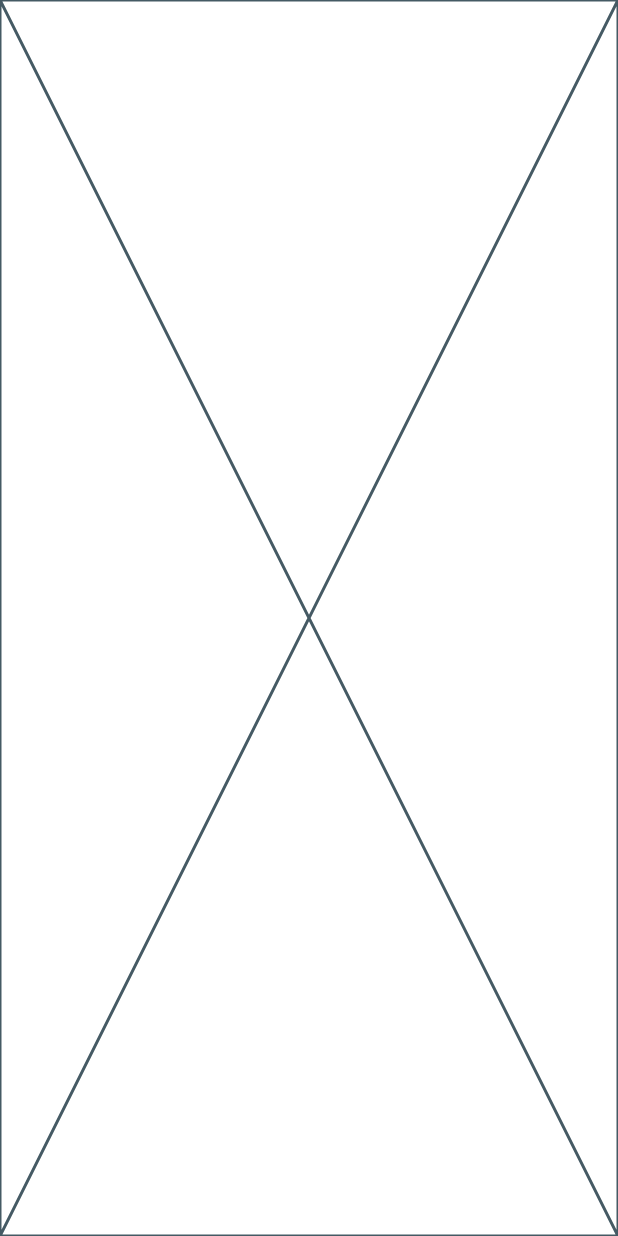
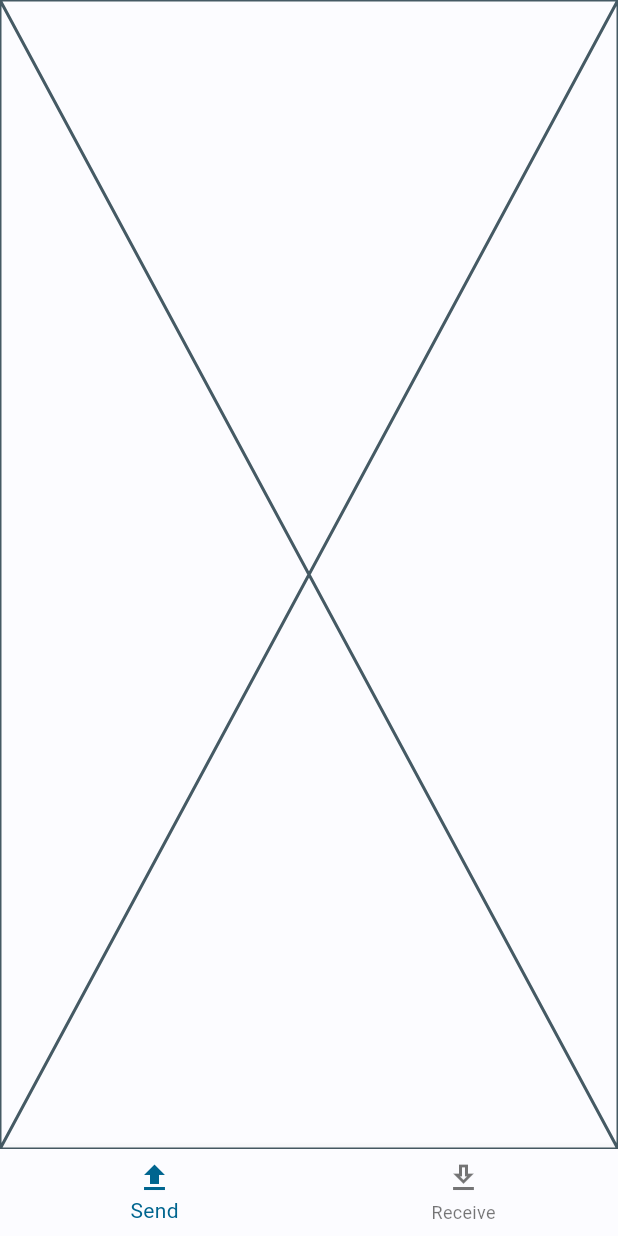
Before and after one commit to ZeroBlueXYZ/FileDirect, a Flutter app: the screen it shows after launch, on a phone screen of 412 x 824 dp. Run offline on Flutter 3.47's test engine with Material 2 defaults, Android fonts, the phone set to English and light mode, and no system bars; missing offline and left inert: http_interceptor; generated files the repository leaves out were written again.

Commit message:
Add home screen layout

```diff
--- a/lib/app.dart
+++ b/lib/app.dart
@@ -3,6 +3,7 @@ import 'package:flutter/material.dart';
 import 'package:flutter_gen/gen_l10n/app_localizations.dart';
 
 import 'package:anysend/color_schemes.g.dart';
+import 'package:anysend/view/screen/home.dart';
 
 class App extends StatelessWidget {
   const App({super.key});
@@ -15,7 +16,7 @@ class App extends StatelessWidget {
       onGenerateTitle: (context) => AppLocalizations.of(context)!.appName,
       localizationsDelegates: AppLocalizations.localizationsDelegates,
       supportedLocales: AppLocalizations.supportedLocales,
-      home: const Placeholder(),
+      home: const HomeScreen(),
     );
   }
 }
--- a/lib/l10n/app_en.arb
+++ b/lib/l10n/app_en.arb
@@ -2,5 +2,13 @@
   "appName": "AnySend",
   "@appName": {
     "description": "app name"
+  },
+  "homeNavigationItemSend": "Send",
+  "@homeNavigationItemSend": {
+    "description": "label of the navigation item"
+  },
+  "homeNavigationItemReceive": "Receive",
+  "@homeNavigationItemReceive": {
+    "description": "label of the navigation item"
   }
 }
--- a/lib/l10n/app_zh.arb
+++ b/lib/l10n/app_zh.arb
@@ -1,3 +1,5 @@
 {
-  "appName": "AnySend"
+  "appName": "AnySend",
+  "homeNavigationItemSend": "发送",
+  "homeNavigationItemReceive": "接收"
 }
--- /dev/null
+++ b/lib/model/job_state.dart
@@ -0,0 +1,32 @@
+import 'package:flutter/material.dart';
+
+enum JobState {
+  ready,
+  waitingForSenderToAccept,
+  receiving,
+  received,
+  waitingForReceiverToConnect,
+  sending,
+  sent,
+}
+
+class JobStateModel extends ChangeNotifier {
+  JobState _state = JobState.ready;
+
+  JobState get value => _state;
+
+  set value(JobState state) {
+    _state = state;
+    notifyListeners();
+  }
+
+  bool get isReceive =>
+      _state == JobState.waitingForSenderToAccept ||
+      _state == JobState.receiving ||
+      _state == JobState.received;
+
+  bool get isSend =>
+      _state == JobState.waitingForReceiverToConnect ||
+      _state == JobState.sending ||
+      _state == JobState.sent;
+}
--- /dev/null
+++ b/lib/view/screen/home.dart
@@ -0,0 +1,117 @@
+import 'package:flutter/material.dart';
+
+import 'package:flutter_gen/gen_l10n/app_localizations.dart';
+import 'package:provider/provider.dart';
+
+import 'package:anysend/model/job_state.dart';
+import 'package:anysend/view/screen/receive.dart';
+import 'package:anysend/view/screen/send.dart';
+
+class HomeScreen extends StatefulWidget {
+  const HomeScreen({super.key});
+
+  @override
+  State<HomeScreen> createState() => _HomeScreenState();
+}
+
+class _HomeScreenState extends State<HomeScreen> {
+  int _navigationItemIndex = 0;
+
+  @override
+  Widget build(BuildContext context) {
+    return LayoutBuilder(builder: (context, constraints) {
+      return constraints.maxWidth > 600 ? _horizontalHome() : _verticalHome();
+    });
+  }
+
+  Scaffold _horizontalHome() {
+    return Scaffold(
+      body: SafeArea(
+        child: Row(
+          children: [
+            _navigationRail(),
+            const VerticalDivider(),
+            Expanded(
+              child: Container(
+                alignment: Alignment.center,
+                child: Container(
+                  constraints: const BoxConstraints(maxWidth: 600),
+                  child: _indexedStack(),
+                ),
+              ),
+            ),
+          ],
+        ),
+      ),
+    );
+  }
+
+  Scaffold _verticalHome() {
+    return Scaffold(
+      body: SafeArea(
+        child: _indexedStack(),
+      ),
+      bottomNavigationBar: _bottomNavigationBar(),
+    );
+  }
+
+  NavigationRail _navigationRail() {
+    return NavigationRail(
+      destinations: [
+        NavigationRailDestination(
+          icon: const Icon(Icons.upload_outlined),
+          selectedIcon: const Icon(Icons.upload),
+          label: Text(AppLocalizations.of(context)!.homeNavigationItemSend),
+        ),
+        NavigationRailDestination(
+          icon: const Icon(Icons.download_outlined),
+          selectedIcon: const Icon(Icons.download),
+          label: Text(AppLocalizations.of(context)!.homeNavigationItemReceive),
+        ),
+      ],
+      labelType: NavigationRailLabelType.all,
+      selectedIndex: _navigationItemIndex,
+      onDestinationSelected: (value) {
+        setState(() {
+          _navigationItemIndex = value;
+        });
+      },
+    );
+  }
+
+  BottomNavigationBar _bottomNavigationBar() {
+    return BottomNavigationBar(
+      items: [
+        BottomNavigationBarItem(
+          icon: const Icon(Icons.upload_outlined),
+          activeIcon: const Icon(Icons.upload),
+          label: AppLocalizations.of(context)!.homeNavigationItemSend,
+        ),
+        BottomNavigationBarItem(
+          icon: const Icon(Icons.download_outlined),
+          activeIcon: const Icon(Icons.download),
+          label: AppLocalizations.of(context)!.homeNavigationItemReceive,
+        ),
+      ],
+      currentIndex: _navigationItemIndex,
+      onTap: (value) {
+        setState(() {
+          _navigationItemIndex = value;
+        });
+      },
+    );
+  }
+
+  Widget _indexedStack() {
+    return ChangeNotifierProvider(
+      create: (context) => JobStateModel(),
+      child: IndexedStack(
+        index: _navigationItemIndex,
+        children: const [
+          SendScreen(),
+          ReceiveScreen(),
+        ],
+      ),
+    );
+  }
+}
--- /dev/null
+++ b/lib/view/screen/send.dart
@@ -0,0 +1,15 @@
+import 'package:flutter/material.dart';
+
+class SendScreen extends StatefulWidget {
+  const SendScreen({super.key});
+
+  @override
+  State<SendScreen> createState() => _SendScreenState();
+}
+
+class _SendScreenState extends State<SendScreen> {
+  @override
+  Widget build(BuildContext context) {
+    return const Placeholder();
+  }
+}
--- a/pubspec.yaml
+++ b/pubspec.yaml
@@ -15,6 +15,7 @@ dependencies:
   http_interceptor: ^1.0.2
   intl: any
   json_annotation: ^4.8.1
+  provider: ^6.0.5
   web_socket_channel: ^2.4.0
 
 dev_dependencies:
```
Also changed, not shown: lib/view/screen/receive.dart (added, +15 -0 lines), pubspec.lock.
